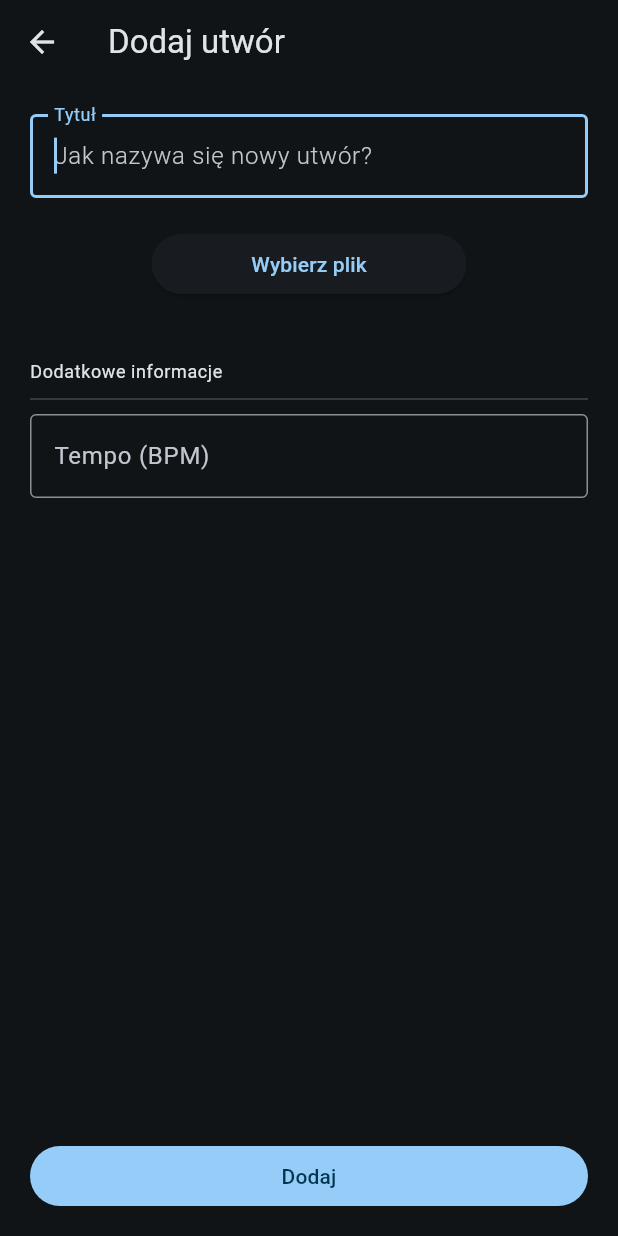
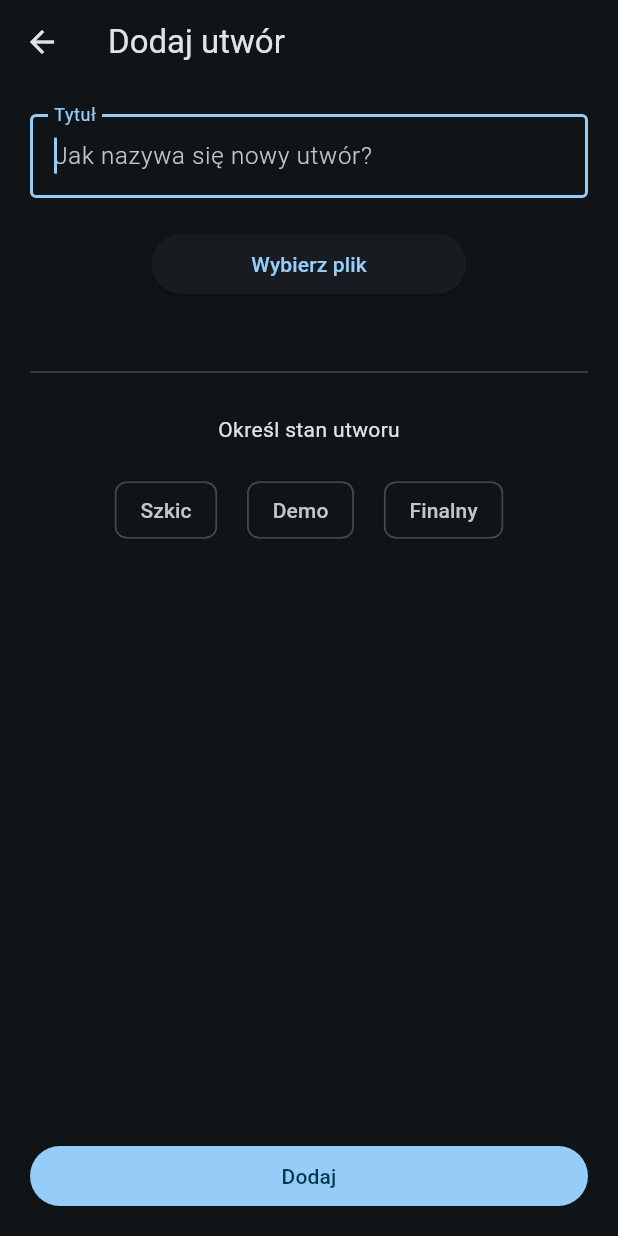
Before and after one commit to LislaV208/band_space, a Flutter app: the ProjectDetailsScreen screen opened directly with empty values, after a tap on "Dodaj utwór", on a phone screen of 412 x 824 dp. Run offline on Flutter 3.47's test engine with Material 2 defaults, Android fonts, the phone set to English and light mode, and no system bars; our stand-ins replace audioplayers, cloud_firestore, equatable, file_picker, firebase_auth, firebase_core and 5 more; accounts and stored records are empty.

Commit message:
Implement SongState concept

```diff
--- a/lib/project/screens/project_details_screen.dart
+++ b/lib/project/screens/project_details_screen.dart
@@ -130,7 +130,6 @@ class ProjectDetailsScreen extends StatelessWidget {
               showModalBottomSheet(
                 isScrollControlled: true,
                 useSafeArea: true,
-                isDismissible: false,
                 context: context,
                 builder: (context) {
                   return ChangeNotifierProvider(
--- a/lib/song/model/firebase_song_model.dart
+++ b/lib/song/model/firebase_song_model.dart
@@ -1,6 +1,7 @@
 // ignore_for_file: non_constant_identifier_names
 
 import 'package:band_space/song/model/song_model.dart';
+import 'package:band_space/song/song_state.dart';
 import 'package:cloud_firestore/cloud_firestore.dart';
 
 class FirebaseSongModel extends SongModel {
@@ -8,15 +9,17 @@ class FirebaseSongModel extends SongModel {
     required super.id,
     required super.created_at,
     required super.title,
-    required super.tempo,
+    required super.state,
   });
 
   factory FirebaseSongModel.fromDocument(DocumentSnapshot doc) {
+    final data = doc.data() as Map<String, dynamic>;
+
     return FirebaseSongModel(
       id: doc.id,
-      created_at: DateTime.parse(doc['created_at']).toLocal(),
-      title: doc['title'] ?? '',
-      tempo: doc['tempo'],
+      created_at: DateTime.parse(data['created_at']).toLocal(),
+      title: data['title'] ?? '',
+      state: SongState.fromString(data['state'] ?? ''),
     );
   }
 }
--- a/lib/song/model/song_model.dart
+++ b/lib/song/model/song_model.dart
@@ -1,20 +1,22 @@
 // ignore_for_file: non_constant_identifier_names
 
 import 'package:equatable/equatable.dart';
+
+import 'package:band_space/song/song_state.dart';
 
 class SongModel extends Equatable {
   final String id;
   final DateTime created_at;
   final String title;
-  final int? tempo;
+  final SongState state;
 
   const SongModel({
     required this.id,
     required this.created_at,
     required this.title,
-    required this.tempo,
+    required this.state,
   });
 
   @override
-  List<Object?> get props => [id, created_at, title, tempo];
+  List<Object?> get props => [id, created_at, title, state];
 }
--- a/lib/song/model/song_upload_data.dart
+++ b/lib/song/model/song_upload_data.dart
@@ -1,14 +1,16 @@
 import 'dart:typed_data';
+
+import 'package:band_space/song/song_state.dart';
 
 class SongUploadData {
   final String title;
-  final String? tempo;
   final SongUploadFile? file;
+  final SongState state;
 
   const SongUploadData({
     required this.title,
-    required this.tempo,
     required this.file,
+    required this.state,
   });
 }
 
--- a/lib/song/model/song_version_model.dart
+++ b/lib/song/model/song_version_model.dart
@@ -1,6 +1,4 @@
 // ignore_for_file: non_constant_identifier_names
-
-import 'dart:convert';
 
 import 'package:equatable/equatable.dart';
 
@@ -8,28 +6,23 @@ import 'package:band_space/song/model/version_file_model.dart';
 
 class SongVersionModel extends Equatable {
   final int version_number;
-  final String? lyrics;
   final DateTime timestamp;
-  final VersionFileModel? file;
+  final VersionFileModel file;
 
   const SongVersionModel({
     required this.version_number,
-    required this.lyrics,
     required this.timestamp,
     required this.file,
   });
 
   @override
-  List<Object?> get props => [version_number, lyrics, timestamp, file];
+  List<Object?> get props => [version_number, timestamp, file];
 
   Map<String, dynamic> toMap() {
     return {
       'version_number': version_number,
-      'lyrics': lyrics,
       'timestamp': timestamp.toIso8601String(),
-      'file': file?.toMap(),
+      'file': file.toMap(),
     };
   }
-
-  String toJson() => json.encode(toMap());
 }
--- a/lib/song/screens/add_song/add_song_screen.dart
+++ b/lib/song/screens/add_song/add_song_screen.dart
@@ -1,12 +1,12 @@
-import 'package:band_space/song/model/song_upload_data.dart';
+import 'package:flutter/material.dart';
+import 'package:flutter_bloc/flutter_bloc.dart';
+import 'package:go_router/go_router.dart';
+
 import 'package:band_space/song/screens/add_song/add_song_state.dart';
+import 'package:band_space/song/song_state.dart';
 import 'package:band_space/song/widgets/song_file_picker.dart';
 import 'package:band_space/utils/context_extensions.dart';
 import 'package:band_space/widgets/app_button_primary.dart';
-import 'package:flutter/material.dart';
-import 'package:flutter/services.dart';
-import 'package:flutter_bloc/flutter_bloc.dart';
-import 'package:go_router/go_router.dart';
 
 class AddSongScreen extends StatefulWidget {
   const AddSongScreen({super.key, required this.projectId});
@@ -20,14 +20,10 @@ class AddSongScreen extends StatefulWidget {
 class _AddSongScreenState extends State<AddSongScreen> {
   final _formKey = GlobalKey<FormState>();
   final _titleController = TextEditingController();
-  final _tempoController = TextEditingController();
-
-  SongUploadFile? _selectedFile;
 
   @override
   void dispose() {
     _titleController.dispose();
-    _tempoController.dispose();
 
     super.dispose();
   }
@@ -64,36 +60,33 @@ class _AddSongScreenState extends State<AddSongScreen> {
                     const SizedBox(height: 20),
                     SongFilePicker(
                       onFilePicked: (file) {
-                        _selectedFile = file;
+                        state.onFileSelected(file);
                       },
                     ),
                     const SizedBox(height: 40),
-                    Align(
-                      alignment: Alignment.centerLeft,
-                      child: Text(
-                        'Dodatkowe informacje',
-                        style: Theme.of(context).textTheme.bodySmall,
-                      ),
-                    ),
-                    const Divider(
-                      height: 20,
-                    ),
-                    TextFormField(
-                      controller: _tempoController,
-                      decoration: const InputDecoration(
-                        labelText: 'Tempo (BPM)',
-                        hintText: 'Wprowadź wartość od 40 do 240 BPM',
-                        counter: SizedBox(),
-                      ),
-                      inputFormatters: [FilteringTextInputFormatter.digitsOnly],
-                      maxLength: 3,
-                      validator: (value) {
-                        final tempo = int.tryParse(value!);
-                        if (tempo != null && (tempo < 40 || tempo > 240)) {
-                          return 'Podaj wartość między 40 BPM a 240 BPM';
-                        }
-                        return null;
-                      },
+                    const Divider(),
+                    const SizedBox(height: 20),
+                    Text('Określ stan utworu'),
+                    const SizedBox(height: 20),
+                    Wrap(
+                      spacing: 20,
+                      children: [
+                        _buildChoiceChip(
+                          label: 'Szkic',
+                          state: state,
+                          songState: SongState.draft,
+                        ),
+                        _buildChoiceChip(
+                          label: 'Demo',
+                          state: state,
+                          songState: SongState.demo,
+                        ),
+                        _buildChoiceChip(
+                          label: 'Finalny',
+                          state: state,
+                          songState: SongState.finalVersion,
+                        ),
+                      ],
                     ),
                   ],
                 ),
@@ -103,8 +96,6 @@ class _AddSongScreenState extends State<AddSongScreen> {
                       final songId = await state.addSong(
                         widget.projectId,
                         _titleController.text,
-                        _tempoController.text,
-                        _selectedFile,
                       );
 
                       if (!mounted) return;
@@ -133,4 +124,20 @@ class _AddSongScreenState extends State<AddSongScreen> {
       ),
     );
   }
+
+  Widget _buildChoiceChip({
+    required String label,
+    required AddSongState state,
+    required SongState songState,
+  }) {
+    return ChoiceChip(
+      label: Text(label),
+      selected: state.songState == songState,
+      onSelected: (isSelected) {
+        if (isSelected) {
+          state.onSongStateSelected(songState);
+        }
+      },
+    );
+  }
 }
--- a/lib/song/screens/add_song/add_song_state.dart
+++ b/lib/song/screens/add_song/add_song_state.dart
@@ -1,46 +1,39 @@
+import 'package:flutter/material.dart';
+
 import 'package:band_space/song/model/song_upload_data.dart';
 import 'package:band_space/song/repository/song_repository.dart';
-import 'package:file_picker/file_picker.dart';
-import 'package:flutter/material.dart';
+import 'package:band_space/song/song_state.dart';
 
 class AddSongState with ChangeNotifier {
   AddSongState(this.songRepository);
 
   final SongRepository songRepository;
 
-  PlatformFile? _selectedFile;
-  bool _openingFilePicker = false;
+  SongUploadFile? _selectedFile;
   bool _addingSong = false;
+  SongState? _state;
 
-  PlatformFile? get selectedFile => _selectedFile;
-  bool get openingFilePicker => _openingFilePicker;
+  SongUploadFile? get selectedFile => _selectedFile;
   bool get addingSong => _addingSong;
+  SongState? get songState => _state;
 
-  bool get canPop => !_openingFilePicker && !_addingSong;
+  bool get canPop => !_addingSong;
 
-  Future<void> selectFile() async {
-    _openingFilePicker = true;
+  Future<void> onFileSelected(SongUploadFile file) async {
+    _selectedFile = file;
+
     notifyListeners();
+  }
 
-    final result = await FilePicker.platform.pickFiles(
-      withData: true,
-      type: FileType.audio,
-      initialDirectory: _selectedFile != null ? _selectedFile!.path : null,
-    );
-    if (result != null && result.files.isNotEmpty) {
-      final file = result.files.first;
-      _selectedFile = file;
-    }
+  void onSongStateSelected(SongState state) {
+    _state = state;
 
-    _openingFilePicker = false;
     notifyListeners();
   }
 
   Future<String?> addSong(
     String projectId,
     String title,
-    String tempo,
-    SongUploadFile? uploadFile,
   ) async {
     _addingSong = true;
     notifyListeners();
@@ -52,8 +45,8 @@ class AddSongState with ChangeNotifier {
         projectId,
         SongUploadData(
           title: title,
-          tempo: tempo.isNotEmpty ? tempo : null,
-          file: uploadFile,
+          file: _selectedFile,
+          state: _state ?? SongState.draft, // TODO: dodać walidacje
         ),
       );
     } on Exception catch (_) {
--- /dev/null
+++ b/lib/song/song_state.dart
@@ -0,0 +1,29 @@
+enum SongState {
+  draft(value: _draftValue),
+  demo(value: _demoValue),
+  finalVersion(value: _finalValue);
+
+  static const _draftValue = 'draft';
+  static const _demoValue = 'demo';
+  static const _finalValue = 'final_version';
+
+  const SongState({
+    required this.value,
+  });
+
+  final String value;
+
+  factory SongState.fromString(String value) {
+    switch (value) {
+      case _draftValue:
+        return SongState.draft;
+      case _demoValue:
+        return SongState.demo;
+      case _finalValue:
+        return SongState.finalVersion;
+
+      default:
+        return SongState.draft; // TODO: poprawić kiedyś
+    }
+  }
+}
```
Also changed, not shown: lib/song/model/firebase_song_version_model.dart (+5 -5 lines), lib/song/repository/song_repository.dart (+14 -10 lines), lib/song/screens/song_screen.dart (+16 -6 lines), lib/song/screens/views/song_version_view.dart (+2 -8 lines), 1 other file.
